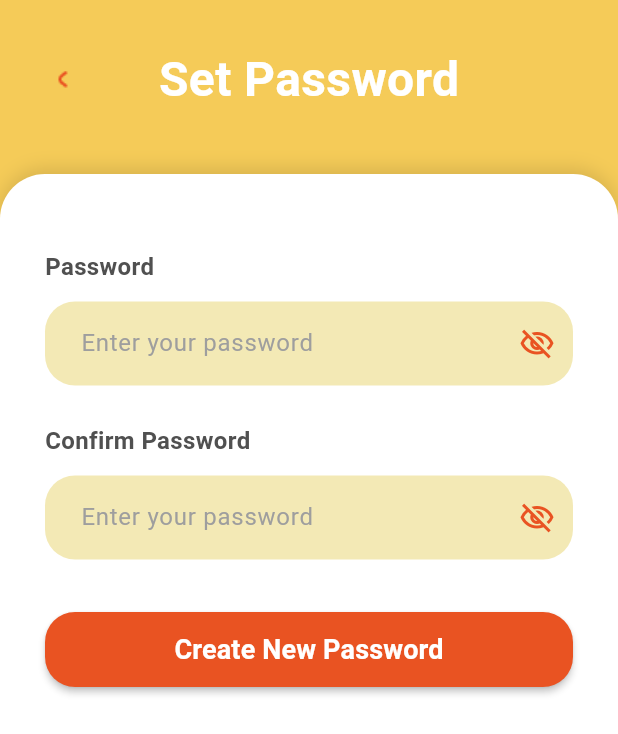
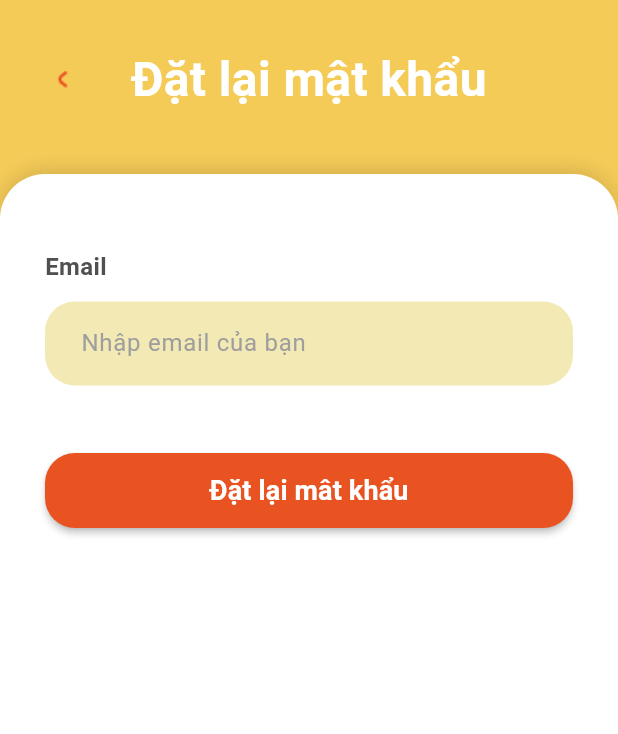
Before and after one commit to PhamVanDong2407/foodapp, a Flutter app: the SetpasswordPage screen opened by its route, on a phone screen of 412 x 824 dp. Shown: the top 734 px of the screen. Run offline on Flutter 3.47's test engine with Material 3 defaults, Android fonts, the phone set to English and light mode, and no system bars; our stand-ins replace firebase_auth, firebase_core, get; accounts and stored records are empty.

Commit message:
cap nhat sang text tieng viet

```diff
--- a/lib/pages/auth_page/login_page.dart
+++ b/lib/pages/auth_page/login_page.dart
@@ -19,7 +19,7 @@ class LoginPage extends StatelessWidget {
               padding: EdgeInsets.only(top: 30),
               child: Center(
                 child: Text(
-                  'Login',
+                  'Đăng Nhập',
                   style: TextStyle(
                     fontSize: 32,
                     fontWeight: FontWeight.bold,
@@ -55,7 +55,7 @@ class LoginPage extends StatelessWidget {
                       children: [
                         SizedBox(height: 40),
                         Text(
-                          'Welcome',
+                          'Chào mừng quay trở lại!',
                           style: TextStyle(
                             fontWeight: FontWeight.bold,
                             fontSize: 28,
@@ -91,7 +91,7 @@ class TextFFLogin extends StatelessWidget {
       crossAxisAlignment: CrossAxisAlignment.start,
       children: [
         const Text(
-          'Email or Mobile Number',
+          'Email hoặc số điện thoại',
           style: TextStyle(
             color: Color(0xFF505050),
             fontWeight: FontWeight.w700,
@@ -108,7 +108,7 @@ class TextFFLogin extends StatelessWidget {
           decoration: InputDecoration(
             filled: true,
             fillColor: const Color(0xffF3E9B5),
-            hintText: 'Enter your email or phone number',
+            hintText: 'Nhập email hoặc số điện thoại',
             hintStyle: TextStyle(
               color: Colors.grey[500],
               fontWeight: FontWeight.w400,
@@ -127,7 +127,7 @@ class TextFFLogin extends StatelessWidget {
         ),
         const SizedBox(height: 25),
         const Text(
-          'Password',
+          'Mật khẩu',
           style: TextStyle(
             color: Color(0xFF505050),
             fontWeight: FontWeight.w700,
@@ -145,7 +145,7 @@ class TextFFLogin extends StatelessWidget {
               decoration: InputDecoration(
                 filled: true,
                 fillColor: const Color(0xffF3E9B5),
-                hintText: 'Enter your password',
+                hintText: 'Nhập mật khẩu',
                 hintStyle: TextStyle(
                   color: Colors.grey[500],
                   fontWeight: FontWeight.w400,
@@ -182,7 +182,7 @@ class TextFFLogin extends StatelessWidget {
               Get.toNamed('/setpassword');
             },
             child: const Text(
-              'Forgot Password?',
+              'Quên mật khẩu?',
               style: TextStyle(
                 color: Color(0xFFE95322),
                 fontWeight: FontWeight.w500,
@@ -211,7 +211,7 @@ class TextFFLogin extends StatelessWidget {
                 child: loginController.isLoading.value
                     ? const CircularProgressIndicator(color: Colors.white)
                     : const Text(
-                        'Log In',
+                        'Đăng Nhập',
                         style: TextStyle(
                           color: Colors.white,
                           fontSize: 18,
@@ -236,7 +236,7 @@ class orLoginDiff extends StatelessWidget {
       mainAxisAlignment: MainAxisAlignment.center,
       crossAxisAlignment: CrossAxisAlignment.center,
       children: [
-        const Text('Or sign up with'),
+        const Text('Hoặc đăng nhập bằng'),
         const SizedBox(height: 10),
         const Row(
           mainAxisAlignment: MainAxisAlignment.center,
@@ -254,11 +254,11 @@ class orLoginDiff extends StatelessWidget {
           },
           child: RichText(
             text: const TextSpan(
-              text: "Don't have an account? ",
+              text: "Bạn chưa có tài khoản? ",
               style: TextStyle(color: Colors.black, fontSize: 16),
               children: [
                 TextSpan(
-                  text: "Sign up",
+                  text: "Đăng ký",
                   style: TextStyle(
                     color: Color(0xffE95322),
                     fontWeight: FontWeight.bold,
--- a/lib/pages/auth_page/setpassword_page.dart
+++ b/lib/pages/auth_page/setpassword_page.dart
@@ -1,11 +1,17 @@
+import 'package:firebase_auth/firebase_auth.dart';
 import 'package:flutter/material.dart';
+import 'package:get/get.dart';
 import '../../components/auth_page/customTextField.dart';
 import '../../components/auth_page/text_title.dart';
-import 'package:get/get.dart';
 
-class SetpasswordPage extends StatelessWidget {
+class SetpasswordPage extends StatefulWidget {
   const SetpasswordPage({super.key});
 
+  @override
+  State<SetpasswordPage> createState() => _SetpasswordPageState();
+}
+
+class _SetpasswordPageState extends State<SetpasswordPage> {
   @override
   Widget build(BuildContext context) {
     return Scaffold(
@@ -16,7 +22,7 @@ class SetpasswordPage extends StatelessWidget {
             Padding(
               padding: const EdgeInsets.only(top: 30, left: 30, right: 30),
               child: TextTitle(
-                text_Title_Auth: 'Set Password',
+                text_Title_Auth: 'Đặt lại mật khẩu',
                 onPressed: () {
                   Get.toNamed('/login');
                 },
@@ -38,7 +44,7 @@ class SetpasswordPage extends StatelessWidget {
                       color: Color(0x20000000),
                       blurRadius: 10,
                       offset: Offset(0, -3),
-                    )
+                    ),
                   ],
                 ),
                 child: const SingleChildScrollView(
@@ -70,16 +76,85 @@ class TextFFSignup extends StatefulWidget {
 }
 
 class _TextFFSignupState extends State<TextFFSignup> {
-  final TextEditingController _passwordController = TextEditingController();
-  final TextEditingController _confirmpasswordController =
-      TextEditingController();
-  bool _obscureText = true;
+  final TextEditingController _emailController = TextEditingController();
+  String? _emailError; // Biến lưu thông điệp lỗi
+  bool _isLoading = false;
 
   @override
   void dispose() {
-    _passwordController.dispose();
-    _confirmpasswordController.dispose();
+    _emailController.dispose();
     super.dispose();
+  }
+
+  Future<void> passwordReset() async {
+    setState(() {
+      _isLoading = true;
+    });
+
+    try {
+      await FirebaseAuth.instance.sendPasswordResetEmail(
+        email: _emailController.text.trim(),
+      );
+
+      Get.snackbar(
+        'Thành công',
+        'Vui lòng kiểm tra email để đặt lại mật khẩu.',
+        backgroundColor: Colors.green,
+        colorText: Colors.white,
+      );
+      Get.toNamed('/login');
+    } on FirebaseAuthException catch (e) {
+      print('Lỗi Firebase: ${e.code} - ${e.message}');
+      String errorMessage;
+
+      switch (e.code) {
+        case 'invalid-email':
+          errorMessage = 'Email không hợp lệ.';
+          break;
+        case 'user-not-found':
+          errorMessage = 'Không tìm thấy tài khoản với email này.';
+          break;
+        case 'network-request-failed':
+          errorMessage = 'Lỗi kết nối mạng. Hãy thử lại sau.';
+          break;
+        case 'too-many-requests':
+          errorMessage = 'Bạn đã gửi quá nhiều yêu cầu. Hãy thử lại sau.';
+          break;
+        default:
+          errorMessage = 'Có lỗi xảy ra, vui lòng thử lại.';
+      }
+
+      Get.snackbar(
+        'Lỗi',
+        errorMessage,
+        backgroundColor: Colors.red,
+        colorText: Colors.white,
+      );
+    } finally {
+      setState(() {
+        _isLoading = false;
+      });
+    }
+  }
+
+  void _handleSetPassword() {
+    final email = _emailController.text.trim();
+
+    if (email.isEmpty) {
+      setState(() {
+        _emailError = 'Email không được để trống';
+      });
+    } else if (!RegExp(r'^[^@]+@[^@]+\.[^@]+').hasMatch(email)) {
+      setState(() {
+        _emailError = 'Vui lòng nhập email hợp lệ';
+      });
+    } else {
+      setState(() {
+        _emailError = null; // Xóa lỗi nếu hợp lệ
+      });
+      // Gọi hàm passwordReset() để thực hiện reset password
+      passwordReset();
+    }
   }
 
   @override
@@ -88,46 +163,40 @@ class _TextFFSignupState extends State<TextFFSignup> {
       crossAxisAlignment: CrossAxisAlignment.start,
       children: [
         CustomTextField(
-          controller: _passwordController,
-          label: 'Password',
-          hintText: 'Enter your password',
-          isPassword: true,
-          obscureText: _obscureText,
-          toggleObscureText: () {
-            setState(() {
-              _obscureText = !_obscureText;
-            });
-          },
+          controller: _emailController,
+          label: 'Email',
+          hintText: 'Nhập email của bạn',
+          keyboardType: TextInputType.emailAddress,
         ),
-        CustomTextField(
-          controller: _confirmpasswordController,
-          label: 'Confirm Password',
-          hintText: 'Enter your password',
-          isPassword: true,
-          obscureText: _obscureText,
-          toggleObscureText: () {
-            setState(() {
-              _obscureText = !_obscureText;
-            });
-          },
+        if (_emailError != null) // Hiển thị lỗi nếu có
+          Padding(
+            padding: const EdgeInsets.only(top: 3.0),
+            child: Text(
+              _emailError!,
+              style: const TextStyle(
+                color: Colors.red,
+                fontSize: 12,
               ),
-        const SizedBox(height: 10),
+            ),
+          ),
+        const SizedBox(height: 20),
         SizedBox(
           width: double.infinity,
           height: 50,
           child: ElevatedButton(
-            onPressed: () {
-              Get.toNamed('/login');
-            },
+            onPressed: _isLoading ? null : _handleSetPassword,
             style: ElevatedButton.styleFrom(
               backgroundColor: const Color(0xffE95322),
               shape: RoundedRectangleBorder(
                 borderRadius: BorderRadius.circular(20),
               ),
               elevation: 2,
+              disabledBackgroundColor: Colors.grey,
             ),
-            child: const Text(
-              'Create New Password',
+            child: _isLoading
+                ? const CircularProgressIndicator(color: Colors.white)
+                : const Text(
+                    'Đặt lại mât khẩu',
                     style: TextStyle(
                       color: Colors.white,
                       fontSize: 18,
--- a/lib/pages/auth_page/signup_page.dart
+++ b/lib/pages/auth_page/signup_page.dart
@@ -20,7 +20,7 @@ class SignupPage extends StatelessWidget {
             Padding(
               padding: const EdgeInsets.only(top: 30, left: 30, right: 30),
               child: TextTitle(
-                text_Title_Auth: 'New Account',
+                text_Title_Auth: 'Tạo tài khoản',
                 onPressed: () {
                   signupController.clearFields();
                   Get.toNamed('/login');
@@ -48,8 +48,7 @@ class SignupPage extends StatelessWidget {
                 ),
                 child: const SingleChildScrollView(
                   child: Padding(
-                    padding:
-                    EdgeInsets.symmetric(horizontal: 30, vertical: 10),
+                    padding: EdgeInsets.symmetric(horizontal: 30, vertical: 10),
                     child: Column(
                       crossAxisAlignment: CrossAxisAlignment.start,
                       children: [
@@ -82,8 +81,8 @@ class TextFFSignup extends StatelessWidget {
       children: [
         Obx(() => CustomTextField(
               controller: signupController.fullname,
-          label: 'Full Name',
-          hintText: 'Enter your full name',
+              label: 'Họ và tên',
+              hintText: 'Nhập họ và tên',
               errorText: signupController.fullnameError.value.isEmpty
                   ? null
                   : signupController.fullnameError.value,
@@ -91,15 +90,15 @@ class TextFFSignup extends StatelessWidget {
         Obx(() => CustomTextField(
               controller: signupController.email,
               label: 'Email',
-          hintText: 'Enter your email',
+              hintText: 'Nhập email',
               errorText: signupController.emailError.value.isEmpty
                   ? null
                   : signupController.emailError.value,
             )),
         Obx(() => CustomTextField(
               controller: signupController.password,
-          label: 'Password',
-          hintText: 'Enter your password',
+              label: 'Mật khẩu',
+              hintText: 'Nhập mật khẩu',
               isPassword: true,
               obscureText: signupController.isPasswordHidden.value,
               toggleObscureText: () {
@@ -111,8 +110,8 @@ class TextFFSignup extends StatelessWidget {
             )),
         Obx(() => CustomTextField(
               controller: signupController.mobilenumber,
-          label: 'Mobile Number',
-          hintText: 'Enter your mobile number',
+              label: 'Số điện thoại',
+              hintText: 'Nhập số điện thoại',
               keyboardType: TextInputType.phone,
               errorText: signupController.mobileError.value.isEmpty
                   ? null
@@ -120,8 +119,8 @@ class TextFFSignup extends StatelessWidget {
             )),
         Obx(() => CustomTextField(
               controller: signupController.dateofbirth,
-          label: 'Date of Birth',
-          hintText: 'Enter your date of birth',
+              label: 'Ngày sinh',
+              hintText: 'Nhập ngày sinh',
               keyboardType: TextInputType.datetime,
               errorText: signupController.dobError.value.isEmpty
                   ? null
@@ -147,7 +146,7 @@ class TextFFSignup extends StatelessWidget {
                 child: signupController.isLoading.value
                     ? const CircularProgressIndicator(color: Colors.white)
                     : const Text(
-              'Sign Up',
+                        'Đăng ký',
                         style: TextStyle(
                           color: Colors.white,
                           fontSize: 18,
@@ -170,7 +169,7 @@ class orSignupDiff extends StatelessWidget {
 
     return Column(
       children: [
-        const Text('Or sign up with'),
+        const Text('Hoặc đăng ký bằng'),
         const SizedBox(height: 10),
         const Row(
           mainAxisAlignment: MainAxisAlignment.center,
@@ -188,11 +187,11 @@ class orSignupDiff extends StatelessWidget {
           },
           child: RichText(
             text: const TextSpan(
-              text: "Already have an account? ",
+              text: "Bạn đã có tài khoản? ",
               style: TextStyle(color: Colors.black, fontSize: 16),
               children: [
                 TextSpan(
-                  text: "Log in",
+                  text: "Đăng nhập",
                   style: TextStyle(
                     color: Color(0xffE95322),
                     fontWeight: FontWeight.bold,
--- a/lib/pages/launch_page/welcome_page.dart
+++ b/lib/pages/launch_page/welcome_page.dart
@@ -22,11 +22,11 @@ class WelcomePage extends StatelessWidget {
               const SizedBox(height: 30),
               // Sử dụng TextWidget thay vì text
               const TextWidget(
-                'Lorem ipsum dolor sit amet, consectetur \nadipiscing elit, sed do eiusmod.',
+                'Chào mừng bạn đến với ứng dụng của chúng tôi! \nHãy bắt đầu trải nghiệm ngay.',
               ),
               const SizedBox(height: 30),
               Button(
-                text: 'Log in',
+                text: 'Đăng nhập',
                 onPressed: () {
                   Get.toNamed('/login');
                 },
@@ -34,7 +34,7 @@ class WelcomePage extends StatelessWidget {
               ),
               const SizedBox(height: 5),
               Button(
-                text: 'Sign Up',
+                text: 'Đăng ký',
                 onPressed: () {
                   Get.toNamed('/signup');
                 },
--- a/lib/pages/onboarding_page/onboarding_page_1.dart
+++ b/lib/pages/onboarding_page/onboarding_page_1.dart
@@ -17,7 +17,7 @@ class OnboardingPage1 extends StatelessWidget {
               child: ImageBgr(img: 'assets/images/onboarding_1.png'),
             ),
 
-            // Nút Skip
+            // Nút Bỏ Qua
             Positioned(
               top: 20,
               right: 20,
@@ -29,7 +29,7 @@ class OnboardingPage1 extends StatelessWidget {
                   mainAxisSize: MainAxisSize.min,
                   children: [
                     const Text(
-                      "Skip",
+                      "Bỏ qua",
                       style: TextStyle(fontSize: 18, color: Colors.white),
                     ),
                     const SizedBox(width: 8),
@@ -62,13 +62,13 @@ class OnboardingPage1 extends StatelessWidget {
                   padding: const EdgeInsets.only(top: 20),
                   child: ContentBottomsheet(
                     imgBottomsheet: 'assets/images/icon_onboarding_1.png',
-                    textTitleBottomsheet: 'Order For Food',
+                    textTitleBottomsheet: 'Đặt Món Ăn',
                     textBottomsheet:
-                        'Order your favorite food with just a few taps.',
+                        'Đặt món ăn yêu thích của bạn chỉ với vài thao tác.',
                     btnSheet: () {
                       Get.toNamed('/onboarding2');
                     },
-                    textBtnSheet: 'Next',
+                    textBtnSheet: 'Tiếp theo',
                     currentPage: 1,
                     totalPages: 3,
                   ),
```
Also changed, not shown: lib/pages/onboarding_page/onboarding_page.dart (+10 -10 lines), lib/pages/onboarding_page/onboarding_page_2.dart (+5 -5 lines), lib/pages/onboarding_page/onboarding_page_3.dart (+4 -5 lines), lib/controllers/auth/setpassword_controller.dart (deleted). Lines whose indentation alone changed are shown as unchanged.
